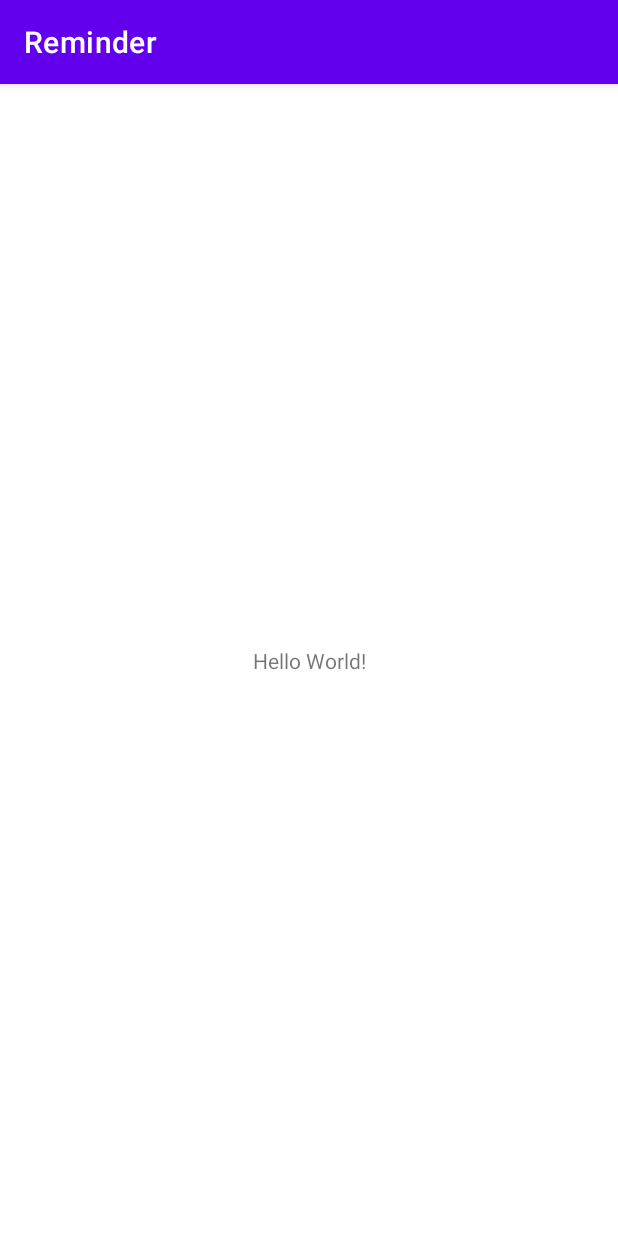
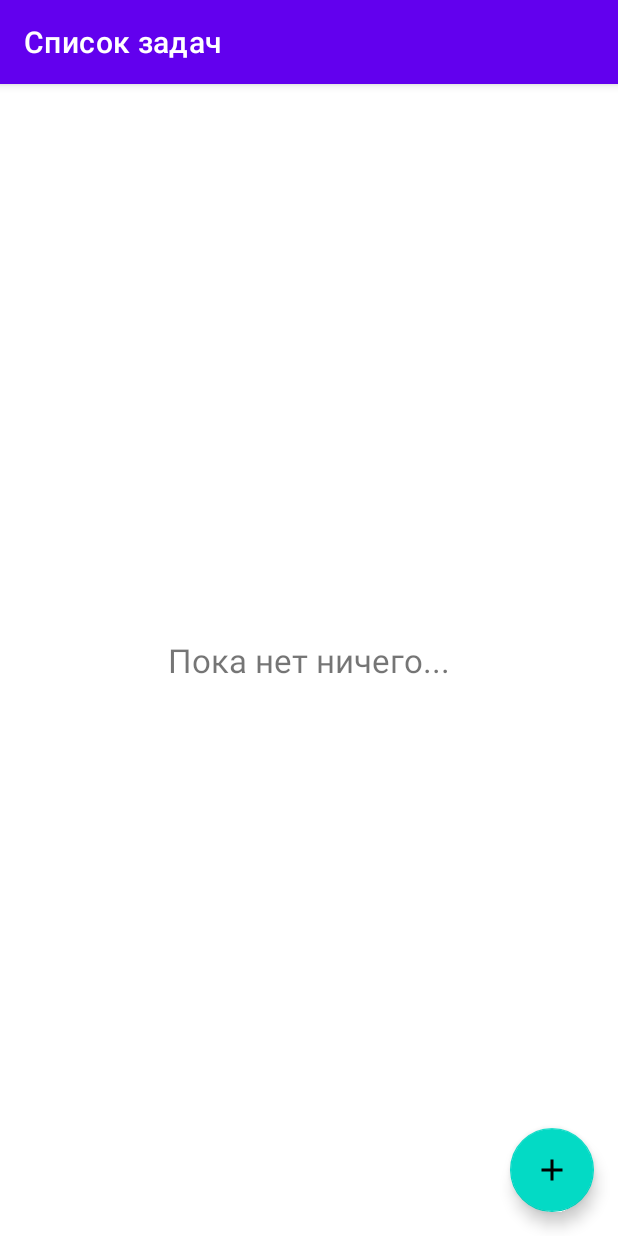
Before and after one commit to MisterEdinson/Reminder, an Android app: the screen it shows after launch (MainActivity), on a phone screen of 412 x 824 dp. Run offline under Robolectric (Android 15) with nearby library versions, the phone set to English and light mode, and no system bars; our stand-ins replace navigation-ui.

Commit message:
add fragment
list
add
update
and navigation

```diff
--- a/app/src/main/java/com/example/reminder/MainActivity.kt
+++ b/app/src/main/java/com/example/reminder/MainActivity.kt
@@ -2,10 +2,18 @@ package com.example.reminder
 
 import androidx.appcompat.app.AppCompatActivity
 import android.os.Bundle
+import androidx.navigation.findNavController
+import androidx.navigation.ui.setupActionBarWithNavController
 
 class MainActivity : AppCompatActivity() {
     override fun onCreate(savedInstanceState: Bundle?) {
         super.onCreate(savedInstanceState)
         setContentView(R.layout.activity_main)
+        setupActionBarWithNavController(findNavController(R.id.navHostFragment))
+    }
+
+    override fun onSupportNavigateUp(): Boolean {
+        val navHostFragment = findNavController(R.id.navHostFragment)
+        return navHostFragment.navigateUp() || super.onSupportNavigateUp()
     }
 }
--- /dev/null
+++ b/app/src/main/java/com/example/reminder/screens/list/ListFragment.kt
@@ -0,0 +1,28 @@
+package com.example.reminder.screens.list
+
+import android.os.Bundle
+import android.view.LayoutInflater
+import android.view.View
+import android.view.ViewGroup
+import androidx.fragment.app.Fragment
+import androidx.navigation.fragment.findNavController
+import com.example.reminder.R
+import kotlinx.android.synthetic.main.fragment_list.view.*
+
+class ListFragment : Fragment() {
+
+    override fun onCreateView(
+        inflater: LayoutInflater, container: ViewGroup?,
+        savedInstanceState: Bundle?
+    ): View? {
+        // Inflate the layout for this fragment
+        val view = inflater.inflate(R.layout.fragment_list, container, false)
+        view.floatingActionButton.setOnClickListener{
+            findNavController().navigate(R.id.action_listFragment_to_addFragment)
+        }
+        view.listLayout.setOnClickListener{
+            findNavController().navigate(R.id.action_listFragment_to_updateFragment)
+        }
+        return view
+    }
+}
--- /dev/null
+++ b/app/src/main/res/drawable/ic_add.xml
@@ -0,0 +1,5 @@
+<vector android:height="24dp" android:tint="#000000"
+    android:viewportHeight="24" android:viewportWidth="24"
+    android:width="24dp" xmlns:android="http://schemas.android.com/apk/res/android">
+    <path android:fillColor="@android:color/white" android:pathData="M19,13h-6v6h-2v-6H5v-2h6V5h2v6h6v2z"/>
+</vector>
--- /dev/null
+++ b/app/src/main/res/drawable/ic_circle.xml
@@ -0,0 +1,5 @@
+<vector android:height="24dp" android:tint="#000000"
+    android:viewportHeight="24" android:viewportWidth="24"
+    android:width="24dp" xmlns:android="http://schemas.android.com/apk/res/android">
+    <path android:fillColor="@android:color/white" android:pathData="M12,2C6.47,2 2,6.47 2,12s4.47,10 10,10 10,-4.47 10,-10S17.53,2 12,2z"/>
+</vector>
--- a/app/src/main/res/layout/activity_main.xml
+++ b/app/src/main/res/layout/activity_main.xml
@@ -1,18 +1,21 @@
 <?xml version="1.0" encoding="utf-8"?>
-<androidx.constraintlayout.widget.ConstraintLayout xmlns:android="http://schemas.android.com/apk/res/android"
+<androidx.constraintlayout.widget.ConstraintLayout
+    xmlns:android="http://schemas.android.com/apk/res/android"
     xmlns:app="http://schemas.android.com/apk/res-auto"
     xmlns:tools="http://schemas.android.com/tools"
     android:layout_width="match_parent"
     android:layout_height="match_parent"
     tools:context=".MainActivity">
 
-    <TextView
-        android:layout_width="wrap_content"
-        android:layout_height="wrap_content"
-        android:text="Hello World!"
+    <fragment
+        android:id="@+id/navHostFragment"
+        android:name="androidx.navigation.fragment.NavHostFragment"
+        android:layout_width="match_parent"
+        android:layout_height="match_parent"
+        app:defaultNavHost="true"
         app:layout_constraintBottom_toBottomOf="parent"
         app:layout_constraintEnd_toEndOf="parent"
         app:layout_constraintStart_toStartOf="parent"
-        app:layout_constraintTop_toTopOf="parent" />
-
+        app:layout_constraintTop_toTopOf="parent"
+        app:navGraph="@navigation/nav" />
 </androidx.constraintlayout.widget.ConstraintLayout>
--- /dev/null
+++ b/app/src/main/res/layout/fragment_list.xml
@@ -0,0 +1,43 @@
+<?xml version="1.0" encoding="utf-8"?>
+<androidx.constraintlayout.widget.ConstraintLayout
+    xmlns:android="http://schemas.android.com/apk/res/android"
+    xmlns:app="http://schemas.android.com/apk/res-auto"
+    xmlns:tools="http://schemas.android.com/tools"
+    android:layout_width="match_parent"
+    android:layout_height="match_parent"
+    android:id="@+id/listLayout"
+    tools:context=".screens.list.ListFragment">
+
+    <androidx.recyclerview.widget.RecyclerView
+        android:id="@+id/rvList"
+        android:layout_width="match_parent"
+        android:layout_height="match_parent"
+        app:layout_constraintBottom_toBottomOf="parent"
+        app:layout_constraintEnd_toEndOf="parent"
+        app:layout_constraintHorizontal_bias="1.0"
+        app:layout_constraintStart_toStartOf="parent"
+        app:layout_constraintTop_toTopOf="parent"
+        app:layout_constraintVertical_bias="0.0" />
+
+    <TextView
+        android:id="@+id/tvNoData"
+        android:layout_width="wrap_content"
+        android:layout_height="wrap_content"
+        android:text="@string/no_data"
+        android:textSize="22sp"
+        app:layout_constraintBottom_toBottomOf="parent"
+        app:layout_constraintEnd_toEndOf="parent"
+        app:layout_constraintStart_toStartOf="@+id/rvList"
+        app:layout_constraintTop_toTopOf="@+id/rvList" />
+
+    <com.google.android.material.floatingactionbutton.FloatingActionButton
+        android:id="@+id/floatingActionButton"
+        android:layout_width="wrap_content"
+        android:layout_height="wrap_content"
+        android:layout_marginEnd="16dp"
+        android:layout_marginBottom="16dp"
+        android:clickable="true"
+        android:src="@drawable/ic_add"
+        app:layout_constraintBottom_toBottomOf="parent"
+        app:layout_constraintEnd_toEndOf="parent" />
+</androidx.constraintlayout.widget.ConstraintLayout>
--- /dev/null
+++ b/app/src/main/res/navigation/nav.xml
@@ -0,0 +1,38 @@
+<?xml version="1.0" encoding="utf-8"?>
+<navigation xmlns:android="http://schemas.android.com/apk/res/android"
+    xmlns:app="http://schemas.android.com/apk/res-auto"
+    xmlns:tools="http://schemas.android.com/tools"
+    android:id="@+id/nav"
+    app:startDestination="@id/listFragment">
+
+    <fragment
+        android:id="@+id/listFragment"
+        android:name="com.example.reminder.screens.list.ListFragment"
+        android:label="Список задач"
+        tools:layout="@layout/fragment_list" >
+        <action
+            android:id="@+id/action_listFragment_to_addFragment"
+            app:destination="@id/addFragment" />
+        <action
+            android:id="@+id/action_listFragment_to_updateFragment"
+            app:destination="@id/updateFragment" />
+    </fragment>
+    <fragment
+        android:id="@+id/addFragment"
+        android:name="com.example.reminder.screens.add.AddFragment"
+        android:label="Добавить задачу"
+        tools:layout="@layout/fragment_add" >
+        <action
+            android:id="@+id/action_addFragment_to_listFragment"
+            app:destination="@id/listFragment" />
+    </fragment>
+    <fragment
+        android:id="@+id/updateFragment"
+        android:name="com.example.reminder.screens.update.UpdateFragment"
+        android:label="Обновить задачу"
+        tools:layout="@layout/fragment_update" >
+        <action
+            android:id="@+id/action_updateFragment_to_listFragment"
+            app:destination="@id/listFragment" />
+    </fragment>
+</navigation>
```
Also changed, not shown: app/src/main/java/com/example/reminder/screens/add/AddFragment.kt (added, +20 -0 lines), app/src/main/java/com/example/reminder/screens/update/UpdateFragment.kt (added, +20 -0 lines), app/src/main/res/drawable/custom_input.xml (added, +17 -0 lines), app/src/main/res/layout/fragment_add.xml (added, +56 -0 lines), app/src/main/res/layout/fragment_update.xml (added, +58 -0 lines), app/src/main/res/values/strings.xml (+11 -0 lines).
